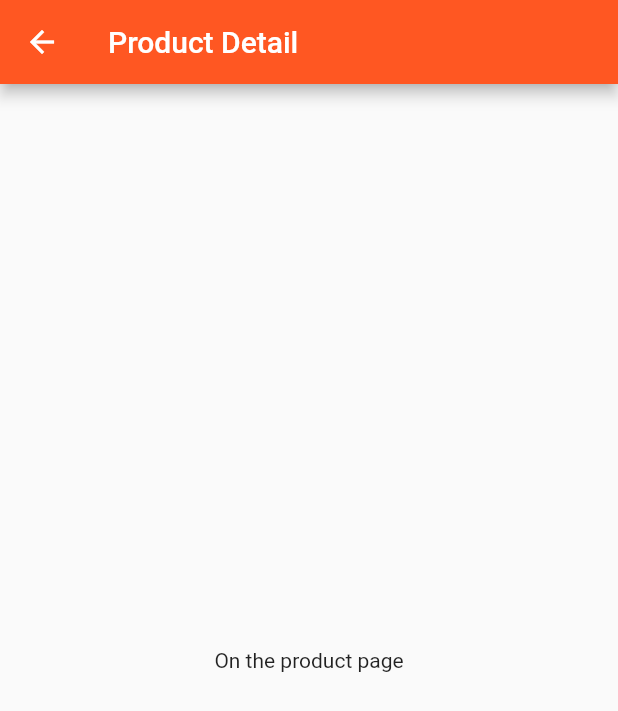
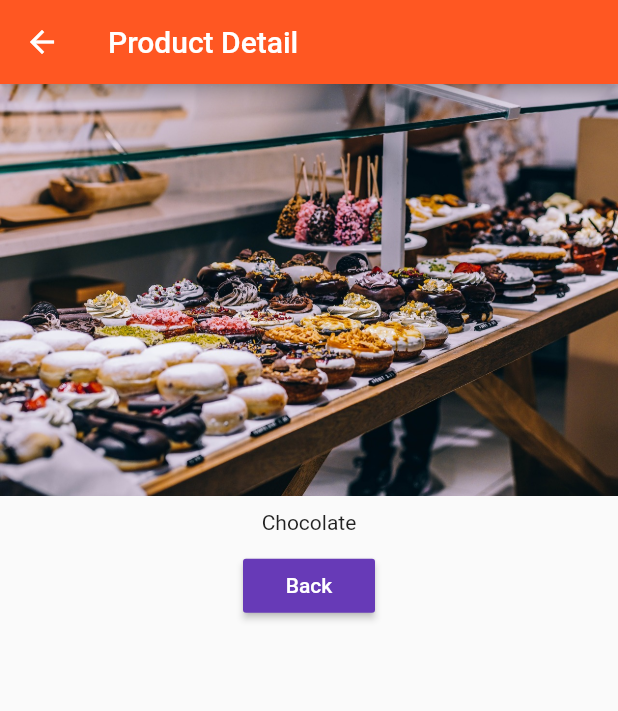
Before and after one commit to emma-ea/marketplace, a Flutter app: the screen it shows after launch, after a tap on "Add Product", after a tap on "Details", on a phone screen of 412 x 824 dp. Shown: the top 711 px of the screen. Run offline on Flutter 3.47's test engine with Material 2 defaults, Android fonts, the phone set to English and light mode, and no system bars.

Commit message:
pushing data around. setting up routes

```diff
--- a/lib/main.dart
+++ b/lib/main.dart
@@ -8,6 +8,7 @@ class MyApp extends StatelessWidget {
   @override
   Widget build(BuildContext context) {
     return MaterialApp(
+      debugShowCheckedModeBanner: false,
       theme: ThemeData(
         primarySwatch: Colors.deepOrange,
         accentColor: Colors.deepPurple,
--- a/lib/pages/product.dart
+++ b/lib/pages/product.dart
@@ -1,14 +1,30 @@
 import 'package:flutter/material.dart';
 
 class ProductPage extends StatelessWidget {
+
+  final String title;
+  final String imageUrl;
+
+  ProductPage(this.title, this.imageUrl);
+
   @override
   Widget build(BuildContext context) {
     return Scaffold(
       appBar: AppBar(
         title: Text('Product Detail'),
       ),
-      body: Center(
-        child: Text('On the product page'),
+      body: Column(
+        crossAxisAlignment: CrossAxisAlignment.center,
+        children: [
+          Image.asset(imageUrl),
+          Container(padding: EdgeInsets.all(10.0) ,child: Text(title),),
+          RaisedButton(
+            color: Theme.of(context).accentColor,
+            textColor: Color(0xffffffff),
+            child: Text('Back'),
+            onPressed: () => Navigator.pop(context),
+          ),
+        ],
       ),
     );
   }
--- a/lib/product_control.dart
+++ b/lib/product_control.dart
@@ -11,7 +11,7 @@ class ProductControl extends StatelessWidget {
       color: Theme.of(context).primaryColor,
       child: Text('Add Product'),
       onPressed: () {
-        addProduct('Sweets');
+        addProduct({'title': 'Chocolate', 'image': 'assets/images/food.jpg'});
       },
     );
   }
--- a/lib/product_manager.dart
+++ b/lib/product_manager.dart
@@ -3,7 +3,7 @@ import 'package:easylist2/products.dart';
 import 'package:flutter/material.dart';
 
 class ProductManager extends StatefulWidget {
-  final String startingProduct;
+  final Map<String, String> startingProduct;
   ProductManager({this.startingProduct});
 
   @override
@@ -11,9 +11,9 @@ class ProductManager extends StatefulWidget {
 }
 
 class _ProductManagerState extends State<ProductManager> {
-  List<String> _products = [];
+  List<Map<String, String>> _products = [];
 
-  void _addProduct(String product) {
+  void _addProduct(Map<String, String> product) {
     setState(() {
       _products.add(product);
     });
--- a/lib/products.dart
+++ b/lib/products.dart
@@ -3,7 +3,7 @@ import 'package:easylist2/pages/product.dart';
 import 'package:flutter/material.dart';
 
 class Products extends StatelessWidget {
-  final List<String> products;
+  final List<Map<String, String>> products;
 
   Products([this.products = const []]);
 
@@ -11,8 +11,8 @@ class Products extends StatelessWidget {
     return Card(
       child: Column(
         children: <Widget>[
-          Image.asset('assets/images/food.jpg'),
-          Text(products[index]),
+          Image.asset(products[index]['image']),
+          Text(products[index]['title']),
           ButtonBar(
             alignment: MainAxisAlignment.center,
             children: <Widget>[
@@ -22,7 +22,7 @@ class Products extends StatelessWidget {
                   Navigator.push(
                     context,
                     MaterialPageRoute(
-                      builder: (BuildContext context) => ProductPage(),
+                      builder: (BuildContext context) => ProductPage(products[index]['title'], products[index]['image']),
                     ),
                   );
                 },
```
